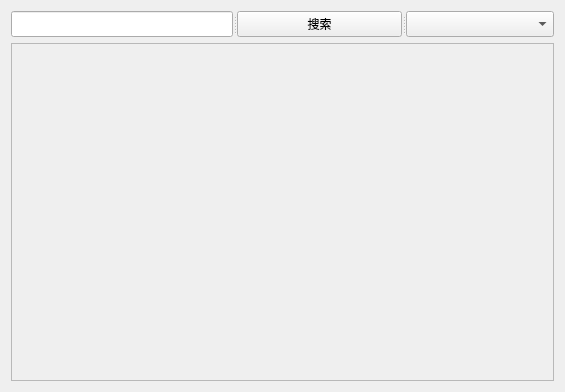
OneLight-Develop-Team/Zeus, file res/UI/CenterWidget.ui: the form before one commit.
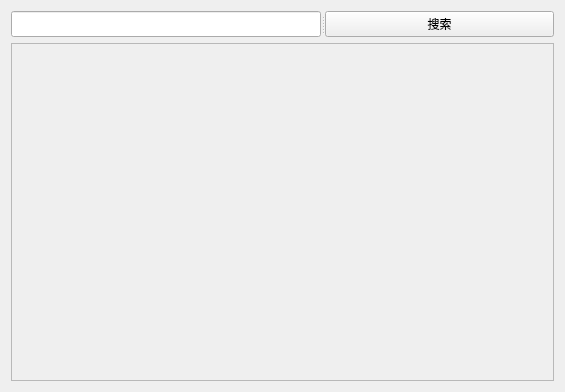
The form after the commit.

Patch:
```diff
--- a/res/UI/CenterWidget.ui
+++ b/res/UI/CenterWidget.ui
@@ -32,7 +32,6 @@
        <string>搜索</string>
       </property>
      </widget>
-     <widget class="QComboBox" name="comboBox"/>
     </widget>
    </item>
    <item row="1" column="0">
```
